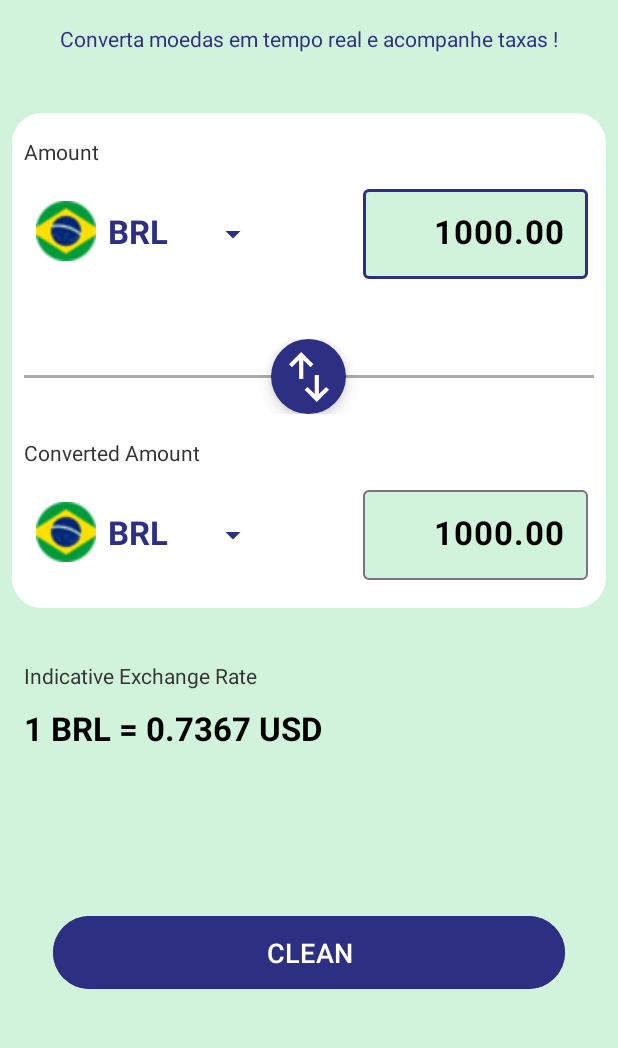
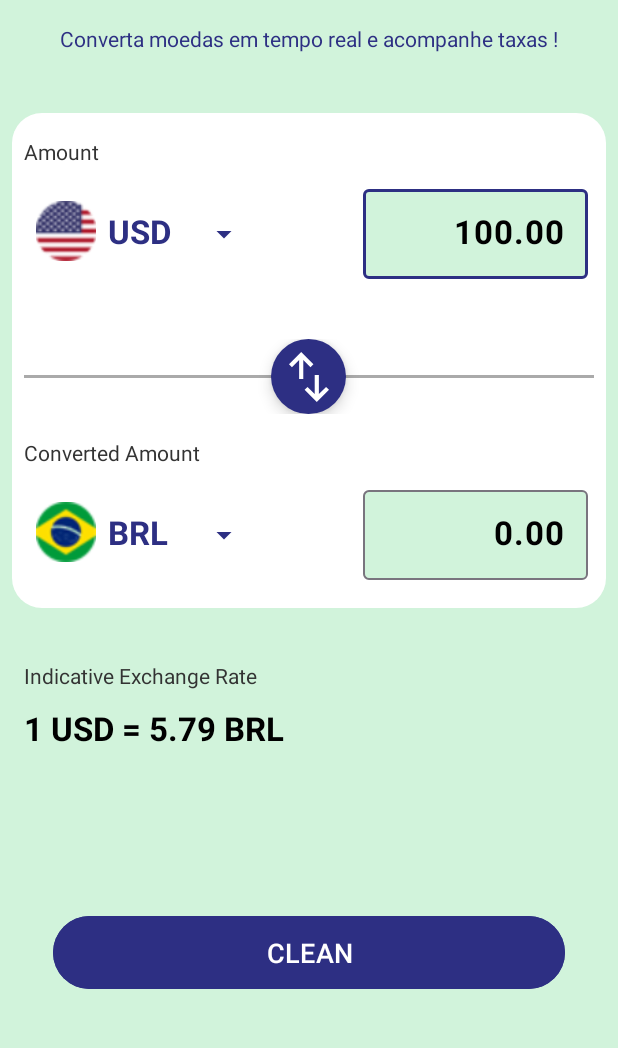
Before and after one commit to m-sabin/Currency-Conversor, an Android app: the screen it shows after launch (MainActivity), on a phone screen of 412 x 824 dp, the part 81-1129 px from its top. Run offline under Robolectric (Android 15) with nearby library versions, the phone set to English and light mode, and no system bars.

Commit message:
funcao de conversao habilitada o botao swap agora troca nao somente os valores mas tambem as banderas e os nomes das moedas o tvindicaterace funcionando e mostrando quando vale cada unidade das moedas escolhidas

```diff
--- a/app/src/main/java/com/example/currencyconversor/MainActivity.kt
+++ b/app/src/main/java/com/example/currencyconversor/MainActivity.kt
@@ -1,6 +1,11 @@
 package com.example.currencyconversor
 
 import android.os.Bundle
+import android.text.Editable
+import android.text.TextWatcher
+import android.view.View
+import android.widget.AdapterView
+import android.widget.ArrayAdapter
 import android.widget.Button
 import android.widget.ImageButton
 import android.widget.ImageView
@@ -28,19 +33,20 @@ class MainActivity : AppCompatActivity() {
         val valueSpinnerConvert = findViewById<TextInputEditText>(R.id.tie_convert_amount)
         val btnSwap = findViewById<ImageButton>(R.id.btn_swap)
         val btnClean = findViewById<Button>(R.id.btn_clean)
-//        val iconFlag = findViewById<ImageView>(R.id.iv_icon_flag)
+        val tvIndicativeRate = findViewById<TextView>(R.id.tv_indicativeRate)
+
         val moedas = listOf(
             Moeda("BRL", R.drawable.ic_brazil_brl),
-            Moeda("USA", R.drawable.ic_usa_us),
+            Moeda("USD", R.drawable.ic_usa_us),
             Moeda("CAD", R.drawable.ic_canada_cad),
             Moeda("AUD", R.drawable.ic_autralie_gbp),
             Moeda("GBP", R.drawable.ic_england_gbp),
             Moeda("EUR", R.drawable.ic_europe_eur),
             Moeda("JPY", R.drawable.ic_japon_jpy),
-            Moeda("CHY", R.drawable.ic_china_cny),
+            Moeda("CNY", R.drawable.ic_china_cny),
             Moeda("NGN", R.drawable.ic_nigeria_naira),
-            Moeda("FCFA", R.drawable.ic_benin_fcfa),
-            )
+            Moeda("XOF", R.drawable.ic_benin_fcfa),
+        )
 
         val adapter = MoedaListAdapter(this, moedas)
         spinner.adapter = adapter
@@ -48,6 +54,91 @@ class MainActivity : AppCompatActivity() {
 
         valueSpinner.text.toString()
         valueSpinnerConvert.text.toString()
+
+        val exchangeRates = mapOf(
+            "USD" to 1.0,
+            "BRL" to 5.79,
+            "CAD" to 1.43,
+            "AUD" to 1.59,
+            "GBP" to 0.80,
+            "EUR" to 0.96,
+            "JPY" to 152.52,
+            "CNY" to 7.27,
+            "NGN" to 1497.67,
+            "XOF" to 630.26
+
+        )
+
+        val defaultFromCurrency = "USD"
+        val defaultToCurrency = "BRL"
+
+        val fromCurrencyPosition = moedas.indexOfFirst { it.name == defaultFromCurrency }
+        val toCurrencyPosition = moedas.indexOfFirst { it.name == defaultToCurrency }
+
+        if (fromCurrencyPosition != -1) spinner.setSelection(fromCurrencyPosition)
+        if (toCurrencyPosition != -1) spinnerConvert.setSelection(toCurrencyPosition)
+
+        fun updateIndicativeRate() {
+            val fromCurrency = (spinner.selectedItem as Moeda).name
+            val toCurrency = (spinnerConvert.selectedItem as Moeda).name
+
+            val fromRate = exchangeRates[fromCurrency] ?: return
+            val toRate = exchangeRates[toCurrency] ?: return
+
+            tvIndicativeRate.text =
+                "1 $fromCurrency = ${"%.2f".format(toRate / fromRate)} $toCurrency"
+        }
+
+        fun convertCurrency() {
+            val inputValue = valueSpinner.text.toString().toDoubleOrNull() ?: 0.0
+            val fromCurrency = (spinner.selectedItem as Moeda).name
+            val toCurrency = (spinnerConvert.selectedItem as Moeda).name
+
+            val fromRate = exchangeRates[fromCurrency] ?: return
+            val toRate = exchangeRates[toCurrency] ?: return
+
+            if (inputValue != null) {
+                val valueInUSD = inputValue / fromRate
+                val convertValue = valueInUSD * toRate
+
+                valueSpinnerConvert.setText("%.2f".format(convertValue))
+
+            } else {
+                valueSpinnerConvert.text?.clear()
+            }
+            updateIndicativeRate()
+        }
+        valueSpinner.addTextChangedListener(object : TextWatcher {
+            override fun afterTextChanged(s: Editable?) {
+                convertCurrency()
+            }
+
+            override fun beforeTextChanged(s: CharSequence?, start: Int, count: Int, after: Int) {}
+
+            override fun onTextChanged(s: CharSequence?, start: Int, before: Int, count: Int) {
+                if (s.isNullOrEmpty()) {
+                    valueSpinnerConvert.text?.clear()
+                } else {
+                    convertCurrency()
+                }
+            }
+        })
+
+        val currencyChangeListener = object : AdapterView.OnItemSelectedListener {
+            override fun onItemSelected(
+                parent: AdapterView<*>?,
+                view: View?,
+                position: Int,
+                id: Long
+            ) {
+                convertCurrency()
+            }
+
+            override fun onNothingSelected(parent: AdapterView<*>?) {}
+        }
+
+        spinner.onItemSelectedListener = currencyChangeListener
+        spinnerConvert.onItemSelectedListener = currencyChangeListener
 
         btnSwap.setOnClickListener {
             val swapping = valueSpinner.text
@@ -57,13 +148,12 @@ class MainActivity : AppCompatActivity() {
             val moedasPosition = spinner.selectedItemPosition
             spinner.setSelection(spinnerConvert.selectedItemPosition)
             spinnerConvert.setSelection(moedasPosition)
+
         }
 
         btnClean.setOnClickListener {
             valueSpinner.text?.clear()
             valueSpinnerConvert.text?.clear()
-
         }
-
     }
 }
--- a/app/src/main/java/com/example/currencyconversor/Moeda.kt
+++ b/app/src/main/java/com/example/currencyconversor/Moeda.kt
@@ -1,6 +1,6 @@
 package com.example.currencyconversor
 
-data class Moeda(
+data class  Moeda(
     val name: String,
     val flag: Int
 )
--- a/app/src/main/res/layout/activity_main.xml
+++ b/app/src/main/res/layout/activity_main.xml
@@ -74,7 +74,7 @@
             android:id="@+id/tie_amount"
             android:layout_width="match_parent"
             android:layout_height="wrap_content"
-            android:hint="1000.00"
+            android:hint="100.00"
             android:inputType="numberDecimal"
             android:minHeight="48dp"
             android:gravity="end"
@@ -124,6 +124,7 @@
             android:layout_width="50dp"
             android:layout_height="50dp"
             android:layout_gravity="center"
+            android:contentDescription="Trocar moedas"
             android:background="@drawable/bg_btn_swap"
             android:elevation="6dp"
             android:src="@drawable/ic_swap" />
@@ -172,7 +173,7 @@
             android:id="@+id/tie_convert_amount"
             android:layout_width="match_parent"
             android:layout_height="wrap_content"
-            android:hint="1000.00"
+            android:hint="579.00"
             android:inputType="numberDecimal"
             android:minHeight="48dp"
             android:textColor="@color/black"
@@ -195,29 +196,19 @@
         app:layout_constraintTop_toBottomOf="@+id/linearLayout2" />
 
     <TextView
-        android:id="@+id/tv_exchange_one"
+        android:id="@+id/tv_indicativeRate"
         android:layout_width="wrap_content"
         android:layout_height="wrap_content"
         android:layout_marginStart="16dp"
         android:layout_marginTop="30dp"
         android:layout_marginEnd="8dp"
-        android:text="1 BRL = "
+        tools:text="1 USD = 5.76 BRL"
         android:textSize="22sp"
         android:textStyle="bold"
         android:textColor="@color/black"
         app:layout_constraintStart_toStartOf="parent"
         app:layout_constraintTop_toTopOf="@+id/tv_title_exchange" />
 
-    <TextView
-        android:id="@+id/tv_exchange_two"
-        android:layout_width="wrap_content"
-        android:layout_height="wrap_content"
-        android:text="0.7367 USD"
-        android:textSize="22sp"
-        android:textStyle="bold"
-        android:textColor="@color/black"
-        app:layout_constraintStart_toEndOf="@+id/tv_exchange_one"
-        app:layout_constraintTop_toTopOf="@+id/tv_exchange_one" />
 
     <Button
         android:id="@+id/btn_clean"
@@ -232,5 +223,5 @@
         app:layout_constraintBottom_toBottomOf="parent"
         app:layout_constraintEnd_toEndOf="parent"
         app:layout_constraintStart_toStartOf="parent"
-        app:layout_constraintTop_toBottomOf="@+id/tv_exchange_two" />
+        app:layout_constraintTop_toBottomOf="@+id/tv_indicativeRate" />
 </androidx.constraintlayout.widget.ConstraintLayout>
```
